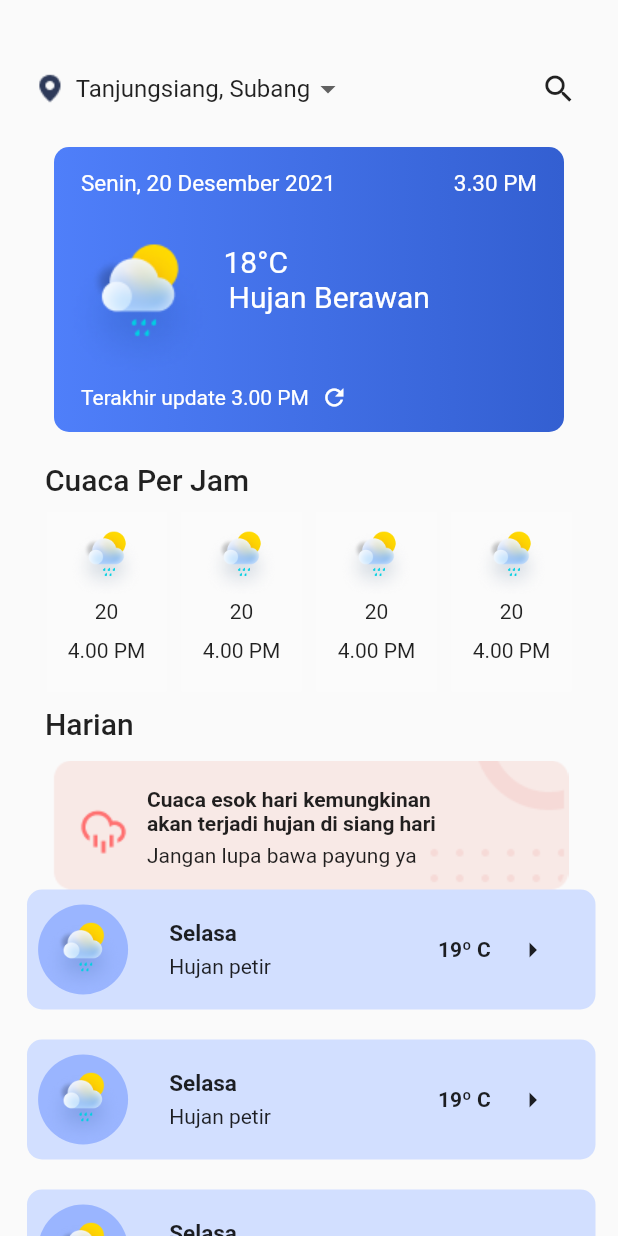
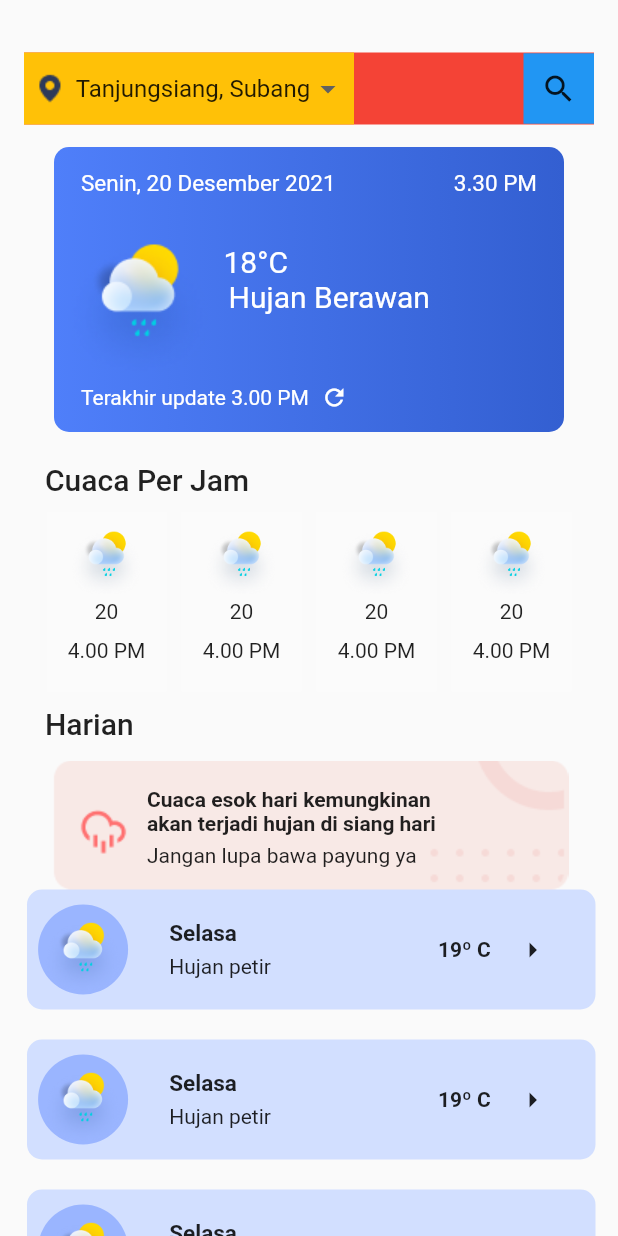
Before and after one commit to beyzauyanksoy/HavaDurumu_App, a Flutter app: the screen it shows after launch, on a phone screen of 412 x 824 dp. Run offline on Flutter 3.47's test engine with Material 2 defaults, Android fonts, the phone set to English and light mode, and no system bars; drawn by our look-alikes of showcaseview; our stand-ins replace animate_do.

```diff
--- a/lib/home_page.dart
+++ b/lib/home_page.dart
@@ -1,3 +1,5 @@
+// ignore_for_file: prefer_const_literals_to_create_immutables, prefer_const_constructors
+
 import 'package:animate_do/animate_do.dart';
 import 'package:flutter/material.dart';
 import 'package:flutter/src/widgets/container.dart';
@@ -5,6 +7,7 @@ import 'package:flutter/src/widgets/framework.dart';
 import 'package:showcaseview/showcaseview.dart';
 
 import 'detail_page.dart';
+import 'detail_show_case.dart';
 
 class HomePage extends StatefulWidget {
   HomePage({super.key});
@@ -13,15 +16,36 @@ class HomePage extends StatefulWidget {
   State<HomePage> createState() => _HomePageState();
 }
 
+class _HomePageState extends State<HomePage> {
   List<String> list = <String>[
     'Tanjungsiang, Subang',
     'İstanbul',
     'Ankara',
     'İzmir'
   ];
+  String dropdownValue = 'Tanjungsiang, Subang';
 
-class _HomePageState extends State<HomePage> {
-  String dropdownValue = 'Tanjungsiang, Subang';
+  GlobalKey _one = GlobalKey();
+  GlobalKey _two = GlobalKey();
+  GlobalKey _three = GlobalKey();
+
+  @override
+  void initState() {
+    // TODO: implement initState
+    super.initState();
+    someEvent();
+  }
+
+  someEvent() {
+    WidgetsBinding.instance.addPostFrameCallback((_) {
+      Future.delayed(
+          Duration(
+            seconds: 1,
+          ), () {
+        return ShowCaseWidget.of(context).startShowCase([_one, _two]);
+      });
+    });
+  }
 
   @override
   Widget build(BuildContext context) {
@@ -29,24 +53,23 @@ class _HomePageState extends State<HomePage> {
       body: SingleChildScrollView(
         child: Padding(
             padding: const EdgeInsets.only(top: 35),
-          child: ShowCaseWidget(
-            builder: Builder(
-              builder: (context) {
-                return Column(
+            child: Column(
               children: [
                 Padding(
                   padding: const EdgeInsets.only(left: 16, right: 16),
                   child: Container(
-                        // color: Colors.red,
+                    color: Colors.red,
                     child: Row(
                       mainAxisAlignment: MainAxisAlignment.spaceBetween,
                       children: [
-                            Container(
+                        Showcase(
+                          description: 'Konum bilgisini ayarlayabilirsiniz',
+                          key: _one,
+                          child: Container(
                             width: 220,
-                              // color: Colors.amber,
+                            color: Colors.amber,
                             child: Row(
-                                mainAxisAlignment:
-                                    MainAxisAlignment.spaceEvenly,
+                              mainAxisAlignment: MainAxisAlignment.spaceEvenly,
                               children: [
                                 Image.asset("assets/location.png"),
                                 DropdownButtonHideUnderline(
@@ -71,10 +94,11 @@ class _HomePageState extends State<HomePage> {
                               ],
                             ),
                           ),
+                        ),
                         Container(
                             width: 47,
                             height: 47,
-                                //color: Colors.blue,
+                            color: Colors.blue,
                             child: const Icon(Icons.search))
                       ],
                     ),
@@ -87,7 +111,7 @@ class _HomePageState extends State<HomePage> {
                       Navigator.push(
                         context,
                         MaterialPageRoute(
-                                builder: (context) => DetailPage()),
+                            builder: (context) => DetailShowCase()),
                       );
                     },
                     child: Container(
@@ -95,18 +119,15 @@ class _HomePageState extends State<HomePage> {
                       height: 190,
                       decoration: BoxDecoration(
                           borderRadius: BorderRadius.circular(10),
-                              gradient: LinearGradient(colors: [
-                                Color(0xff4F7FFA),
-                                Color(0xff335FD1)
-                              ])),
+                          gradient: LinearGradient(
+                              colors: [Color(0xff4F7FFA), Color(0xff335FD1)])),
                       child: Column(
                         children: [
                           Padding(
                             padding: const EdgeInsets.only(
                                 top: 15, left: 18, right: 18),
                             child: Row(
-                                  mainAxisAlignment:
-                                      MainAxisAlignment.spaceBetween,
+                              mainAxisAlignment: MainAxisAlignment.spaceBetween,
                               children: [
                                 FadeInDown(
                                   duration: Duration(seconds: 1),
@@ -139,16 +160,21 @@ class _HomePageState extends State<HomePage> {
                                       padding:
                                           const EdgeInsets.only(bottom: 40),
                                       child: Column(
-                                            children: const [
+                                        children: [
                                           Padding(
                                             padding: EdgeInsets.only(
                                               right: 98,
                                             ),
+                                            child: Showcase(
+                                              key: _two,
+                                              description:
+                                                  'dereceyi buradan görüntüleyebilirsiniz',
                                               child: Text(
                                                 "18°C",
                                                 style: TextStyle(
                                                     color: Colors.white,
                                                     fontSize: 20),
+                                              ),
                                             ),
                                           ),
                                           Text(
@@ -197,8 +223,7 @@ class _HomePageState extends State<HomePage> {
                   ),
                 ),
                 Padding(
-                      padding:
-                          const EdgeInsets.only(left: 30, top: 20, bottom: 10),
+                  padding: const EdgeInsets.only(left: 30, top: 20, bottom: 10),
                   child: Container(
                       width: MediaQuery.of(context).size.width,
                       child: const Text(
@@ -233,8 +258,7 @@ class _HomePageState extends State<HomePage> {
                                 ),
                               ),
                               const Padding(
-                                    padding:
-                                        EdgeInsets.only(top: 0, bottom: 10),
+                                padding: EdgeInsets.only(top: 0, bottom: 10),
                                 child: Text('20'),
                               ),
                               const Text('4.00 PM')
@@ -246,8 +270,7 @@ class _HomePageState extends State<HomePage> {
                   ),
                 ),
                 Padding(
-                      padding:
-                          const EdgeInsets.only(left: 30, bottom: 3, top: 10),
+                  padding: const EdgeInsets.only(left: 30, bottom: 3, top: 10),
                   child: Container(
                       width: MediaQuery.of(context).size.width,
                       child: Text(
@@ -264,8 +287,7 @@ class _HomePageState extends State<HomePage> {
                       Positioned(
                           top: 31,
                           left: 20,
-                              child:
-                                  Image.asset("assets/heavy-showers-line.png")),
+                          child: Image.asset("assets/heavy-showers-line.png")),
                       Positioned(
                         top: 18,
                         left: 65,
@@ -275,8 +297,7 @@ class _HomePageState extends State<HomePage> {
                             Text(
                               'Cuaca esok hari kemungkinan\nakan terjadi hujan di siang hari',
                               style: TextStyle(
-                                      fontSize: 14,
-                                      fontWeight: FontWeight.w600),
+                                  fontSize: 14, fontWeight: FontWeight.w600),
                             ),
                             Padding(
                               padding: const EdgeInsets.only(top: 5),
@@ -318,16 +339,14 @@ class _HomePageState extends State<HomePage> {
                                       color: Color(0xff9ab5ff),
                                     ),
                                     child: Padding(
-                                          padding:
-                                              const EdgeInsets.only(top: 10),
+                                      padding: const EdgeInsets.only(top: 10),
                                       child: Image.asset(
                                         "assets/partly_cloudy.png",
                                       ),
                                     ),
                                   ),
                                   Padding(
-                                        padding:
-                                            const EdgeInsets.only(left: 20),
+                                    padding: const EdgeInsets.only(left: 20),
                                     child: Column(
                                       crossAxisAlignment:
                                           CrossAxisAlignment.start,
@@ -376,11 +395,7 @@ class _HomePageState extends State<HomePage> {
                   },
                 )
               ],
-                );
-              },
-            ),
-          ),
-        ),
+            )),
       ),
     );
   }
--- /dev/null
+++ b/lib/home_show_case.dart
@@ -0,0 +1,18 @@
+import 'package:flutter/material.dart';
+import 'package:flutter/src/widgets/container.dart';
+import 'package:flutter/src/widgets/framework.dart';
+import 'package:showcaseview/showcaseview.dart';
+import 'package:weatherapp/home_page.dart';
+
+class HomeShowCase extends StatelessWidget {
+  const HomeShowCase({super.key});
+
+  @override
+  Widget build(BuildContext context) {
+    return Scaffold(
+      body: ShowCaseWidget(
+        builder: Builder(builder: (context) => HomePage()),
+      ),
+    );
+  }
+}
--- a/lib/main.dart
+++ b/lib/main.dart
@@ -1,6 +1,7 @@
 import 'package:flutter/material.dart';
 
 import 'home_page.dart';
+import 'home_show_case.dart';
 
 void main() {
   runApp(const MyApp());
@@ -9,17 +10,15 @@ void main() {
 class MyApp extends StatelessWidget {
   const MyApp({super.key});
 
-
   @override
   Widget build(BuildContext context) {
     return MaterialApp(
       debugShowCheckedModeBanner: false,
       title: 'Flutter Demo',
       theme: ThemeData(
-
         primarySwatch: Colors.blue,
       ),
-      home:  HomePage(),
+      home: HomeShowCase(),
     );
   }
 }
```
Also changed, not shown: lib/detail_page.dart (+32 -5 lines), lib/detail_show_case.dart (added, +19 -0 lines). Lines whose indentation alone changed are shown as unchanged.
